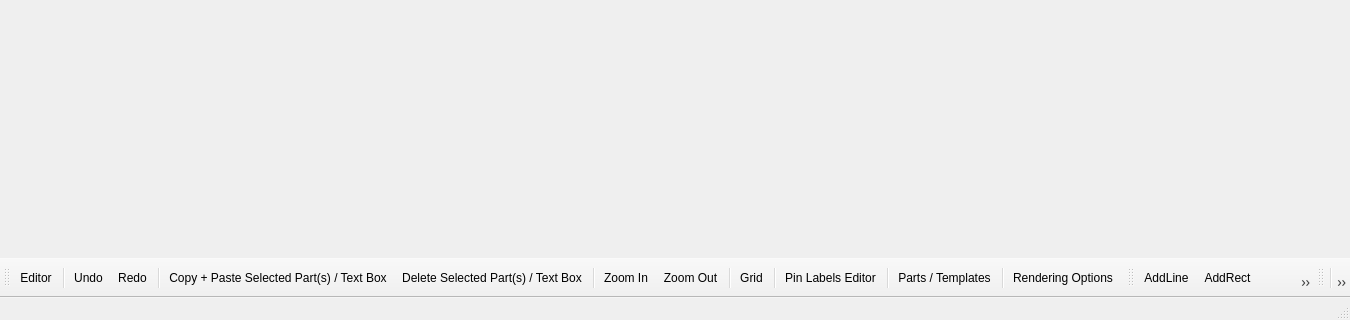
Qt form src/mainwindow.ui (melak/veroroute) before a commit; both pictures show x 0 to 1350 and y 400 to 720 of the 1350 by 720 pixel window.
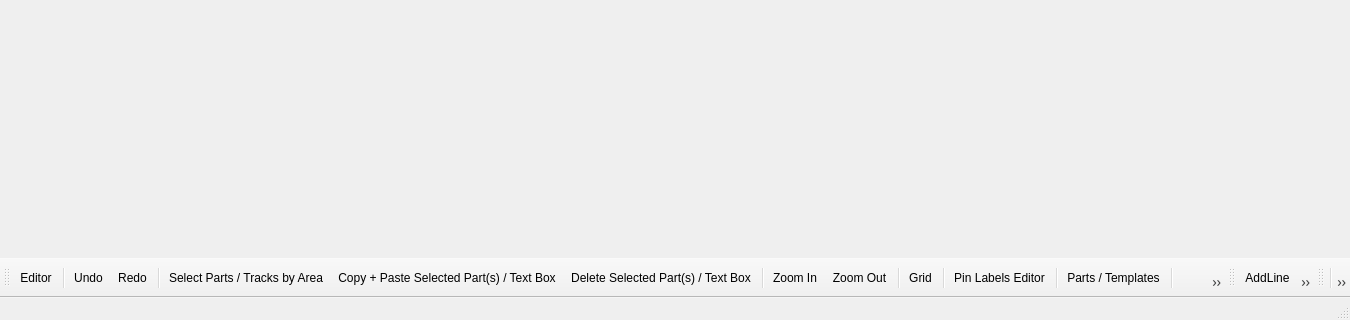
The same form after that commit. Icons and pictures are not drawn.

Commit message: Make doubleclick more reliable on touchpad. Allow double-click to quit select parts by area mode. Only allow flood and paint/erase pins in Color tracks mode.  Added menu item to rest pin layer preferences.  Moved select parts by area to different toolbar position.

What changed in the file:
```diff
--- a/src/mainwindow.ui
+++ b/src/mainwindow.ui
@@ -317,6 +317,7 @@
    <addaction name="actionUndo"/>
    <addaction name="actionRedo"/>
    <addaction name="separator"/>
+   <addaction name="actionSelectArea"/>
    <addaction name="actionCopy"/>
    <addaction name="actionDelete"/>
    <addaction name="separator"/>
```
Left out of the diff: 8 changed lines with no effect on the pictures. The commit also changes 6 other files.
